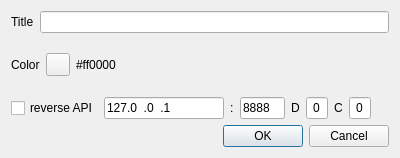
This is sdrgui/gui/basicfeaturesettingsdialog.ui in f4exb/sdrangel as Qt 5 draws it before an edit. The edited form follows.
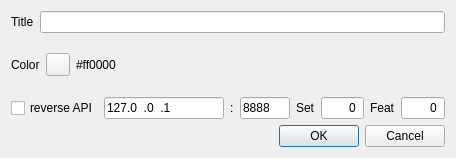
This is the edited form.

Commit message: Feature plugins: general GUI updates

```diff
--- a/sdrgui/gui/basicfeaturesettingsdialog.ui
+++ b/sdrgui/gui/basicfeaturesettingsdialog.ui
@@ -6,7 +6,7 @@
    <rect>
     <x>0</x>
     <y>0</y>
-    <width>400</width>
+    <width>456</width>
     <height>158</height>
    </rect>
   </property>
@@ -133,16 +133,10 @@
       <widget class="QLineEdit" name="reverseAPIPort">
        <property name="minimumSize">
         <size>
-         <width>45</width>
+         <width>50</width>
          <height>0</height>
         </size>
        </property>
-       <property name="maximumSize">
-        <size>
-         <width>45</width>
-         <height>16777215</height>
-        </size>
-       </property>
        <property name="toolTip">
         <string>Reverse API port</string>
        </property>
@@ -157,7 +151,7 @@
      <item>
       <widget class="QLabel" name="reverseAPIDeviceLabel">
        <property name="text">
-        <string>D</string>
+        <string>Set</string>
        </property>
       </widget>
      </item>
@@ -169,12 +163,6 @@
          <height>0</height>
         </size>
        </property>
-       <property name="maximumSize">
-        <size>
-         <width>22</width>
-         <height>16777215</height>
-        </size>
-       </property>
        <property name="toolTip">
         <string>Reverse API destination device index</string>
        </property>
@@ -192,7 +180,7 @@
      <item>
       <widget class="QLabel" name="reverseAPIChannelLabel">
        <property name="text">
-        <string>C</string>
+        <string>Feat</string>
        </property>
       </widget>
      </item>
@@ -204,12 +192,6 @@
          <height>0</height>
         </size>
        </property>
-       <property name="maximumSize">
-        <size>
-         <width>22</width>
-         <height>16777215</height>
-        </size>
-       </property>
        <property name="toolTip">
         <string>Reverse API destination channel index</string>
        </property>
```
Left out of the diff: 12 changed lines with no effect on the pictures. The commit also changes 3 other files.
